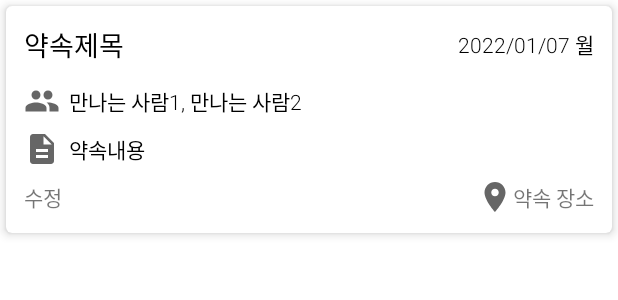
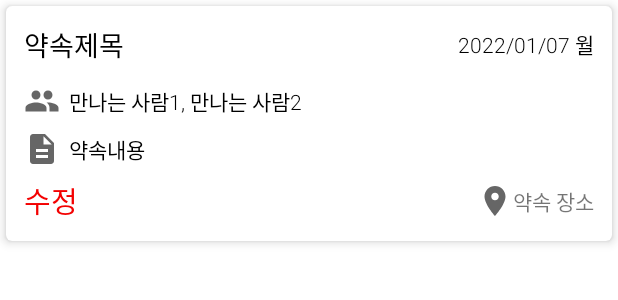
Before and after one commit to pknujsp/CapstoneApp, an Android app: the layout item_view_promise.xml on its own in the app's theme, with its tools: preview values and no code run, on a phone screen of 412 x 824 dp. Shown: the top 300 px of the screen. Run offline under Robolectric (Android 15) with nearby library versions, the phone set to English and light mode, and no system bars.

Commit message:
0308 수정버튼

```diff
--- a/app/src/main/java/com/lifedawn/capstoneapp/promise/editpromise/EditPromiseFragment.java
+++ b/app/src/main/java/com/lifedawn/capstoneapp/promise/editpromise/EditPromiseFragment.java
@@ -266,6 +266,7 @@ public class EditPromiseFragment extends AbstractPromiseFragment {
 				@Override
 				public void onSelected(KakaoLocalDocument kakaoLocalDocument, boolean remove) {
 					locationDto = LocationDto.toLocationDto(kakaoLocalDocument);
+					editEvent.setLocation(locationDto.toString());
 					onSelectedLocation(locationDto);
 				}
 			});
@@ -283,6 +284,7 @@ public class EditPromiseFragment extends AbstractPromiseFragment {
 				if (e.isEmpty()) {
 					editEvent.setAttendees(null);
 				} else {
+					if(editEvent.getAttendees() != null) {
 						ArrayList<EventAttendee> lastList = (ArrayList<EventAttendee>) editEvent.getAttendees();
 
 						for (int i = 0; i < e.size(); i++) {
@@ -294,7 +296,7 @@ public class EditPromiseFragment extends AbstractPromiseFragment {
 								}
 							}
 						}
-
+					}
 					editEvent.setAttendees(e);
 				}
 				editAttendees = true;
--- a/app/src/main/res/layout/fragment_edit_promise.xml
+++ b/app/src/main/res/layout/fragment_edit_promise.xml
@@ -259,7 +259,6 @@
             android:layout_alignParentBottom="true"
             android:layout_marginEnd="0dp"
             android:layout_marginBottom="-1dp"
-            android:text="@string/save"
-            />
+            android:text="@string/save" />
     </RelativeLayout>
 </layout>
--- a/app/src/main/res/layout/item_view_promise.xml
+++ b/app/src/main/res/layout/item_view_promise.xml
@@ -91,14 +91,15 @@
 
                 <TextView
                     android:id="@+id/editBtn"
+                    android:textSize="19sp"
+                    android:textColor="@color/red"
                     android:layout_width="wrap_content"
                     android:layout_height="wrap_content"
                     android:layout_alignParentLeft="true"
                     android:layout_centerVertical="true"
                     android:background="?attr/selectableItemBackground"
                     android:clickable="true"
-                    android:text="@string/edit"
-                    />
+                    android:text="@string/edit" />
 
                 <TextView
                     android:id="@+id/location"
--- a/app/src/main/res/values/colors.xml
+++ b/app/src/main/res/values/colors.xml
@@ -12,4 +12,5 @@
     <color name="blue">#6C7FF4</color>
     <color name="gray">#ACACAC</color>
     <color name="brown">#964B00</color>
+    <color name="red">#F30101</color>
 </resources>
```
Lines whose indentation alone changed are shown as unchanged.
